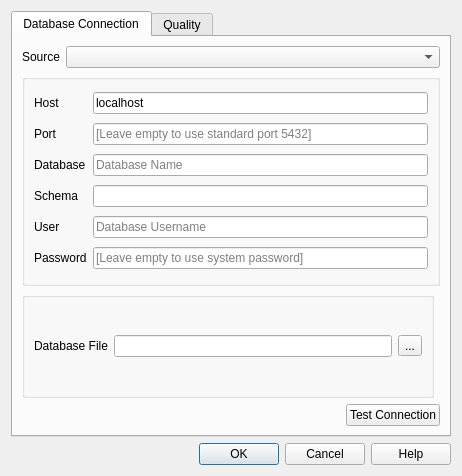
Old version of the form asistente_ladm_col/ui/settings_dialog.ui in the repository SwissTierrasColombia/Asistente-LADM-COL.
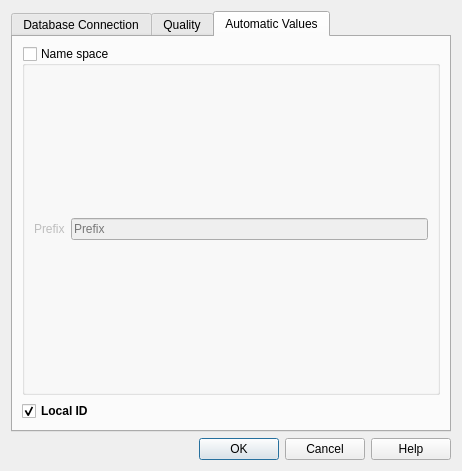
New version of the form. Custom widgets are drawn as their Qt base class.

Commit message: initial settings for namespace and local_id

```diff
--- a/asistente_ladm_col/ui/settings_dialog.ui
+++ b/asistente_ladm_col/ui/settings_dialog.ui
@@ -7,7 +7,7 @@
     <x>0</x>
     <y>0</y>
     <width>462</width>
-    <height>476</height>
+    <height>471</height>
    </rect>
   </property>
   <property name="sizePolicy">
@@ -20,10 +20,20 @@
    <string>Settings</string>
   </property>
   <layout class="QGridLayout" name="gridLayout_4">
-   <item row="3" column="0">
+   <item row="4" column="0">
+    <widget class="QDialogButtonBox" name="buttonBox">
+     <property name="orientation">
+      <enum>Qt::Horizontal</enum>
+     </property>
+     <property name="standardButtons">
+      <set>QDialogButtonBox::Cancel|QDialogButtonBox::Help|QDialogButtonBox::Ok</set>
+     </property>
+    </widget>
+   </item>
+   <item row="1" column="0">
     <widget class="QTabWidget" name="tabWidget">
      <property name="currentIndex">
-      <number>0</number>
+      <number>2</number>
      </property>
      <widget class="QWidget" name="tab_db_connection">
       <attribute name="title">
@@ -255,16 +265,72 @@
        </item>
       </layout>
      </widget>
-    </widget>
-   </item>
-   <item row="4" column="0">
-    <widget class="QDialogButtonBox" name="buttonBox">
-     <property name="orientation">
-      <enum>Qt::Horizontal</enum>
-     </property>
-     <property name="standardButtons">
-      <set>QDialogButtonBox::Cancel|QDialogButtonBox::Help|QDialogButtonBox::Ok</set>
-     </property>
+     <widget class="QWidget" name="tab_automatic_values">
+      <attribute name="title">
+       <string>Automatic Values</string>
+      </attribute>
+      <layout class="QVBoxLayout" name="verticalLayout">
+       <item>
+        <widget class="QgsCollapsibleGroupBox" name="name_space_collapsible_group_box">
+         <property name="title">
+          <string>Name space</string>
+         </property>
+         <property name="checkable">
+          <bool>true</bool>
+         </property>
+         <property name="checked">
+          <bool>false</bool>
+         </property>
+         <layout class="QGridLayout" name="gridLayout_3">
+          <item row="0" column="0">
+           <layout class="QHBoxLayout" name="horizontalLayout_5">
+            <item>
+             <widget class="QLabel" name="label_7">
+              <property name="text">
+               <string>Prefix</string>
+              </property>
+             </widget>
+            </item>
+            <item>
+             <widget class="QLineEdit" name="txt_name_space">
+              <property name="sizePolicy">
+               <sizepolicy hsizetype="MinimumExpanding" vsizetype="Fixed">
+                <horstretch>1</horstretch>
+                <verstretch>0</verstretch>
+               </sizepolicy>
+              </property>
+              <property name="toolTip">
+               <string>&lt;html&gt;&lt;head/&gt;&lt;body&gt;&lt;p&gt;&lt;br/&gt;&lt;/p&gt;&lt;/body&gt;&lt;/html&gt;</string>
+              </property>
+              <property name="placeholderText">
+               <string>Prefix</string>
+              </property>
+             </widget>
+            </item>
+           </layout>
+          </item>
+         </layout>
+         <zorder></zorder>
+        </widget>
+       </item>
+       <item>
+        <widget class="QCheckBox" name="local_id_checkbox">
+         <property name="font">
+          <font>
+           <weight>75</weight>
+           <bold>true</bold>
+          </font>
+         </property>
+         <property name="text">
+          <string>Local ID</string>
+         </property>
+         <property name="checked">
+          <bool>true</bool>
+         </property>
+        </widget>
+       </item>
+      </layout>
+     </widget>
     </widget>
    </item>
   </layout>
@@ -280,6 +346,14 @@
    <layout class="QHBoxLayout" name="horizontalLayout"/>
   </widget>
  </widget>
+ <customwidgets>
+  <customwidget>
+   <class>QgsCollapsibleGroupBox</class>
+   <extends>QGroupBox</extends>
+   <header>qgis.gui</header>
+   <container>1</container>
+  </customwidget>
+ </customwidgets>
  <tabstops>
   <tabstop>tabWidget</tabstop>
   <tabstop>cbo_db_source</tabstop>
```
Left out of the diff: 1 changed line with no effect on the pictures. The commit also changes 3 other files.
